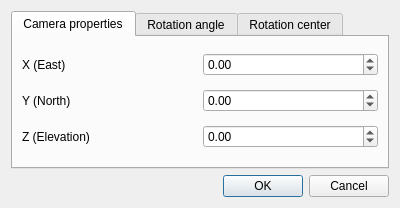
Qt form libraries/View/GUI/UI/camerapropertiesdialog.ui (gsanhueza/BlastSight) before a commit.
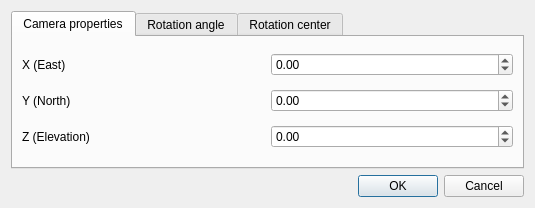
The same form after that commit.

Diff of the .ui file:
```diff
--- a/libraries/View/GUI/UI/camerapropertiesdialog.ui
+++ b/libraries/View/GUI/UI/camerapropertiesdialog.ui
@@ -6,7 +6,7 @@
    <rect>
     <x>0</x>
     <y>0</y>
-    <width>400</width>
+    <width>535</width>
     <height>208</height>
    </rect>
   </property>
```
Left out of the diff: 2 changed lines with no effect on the pictures.
